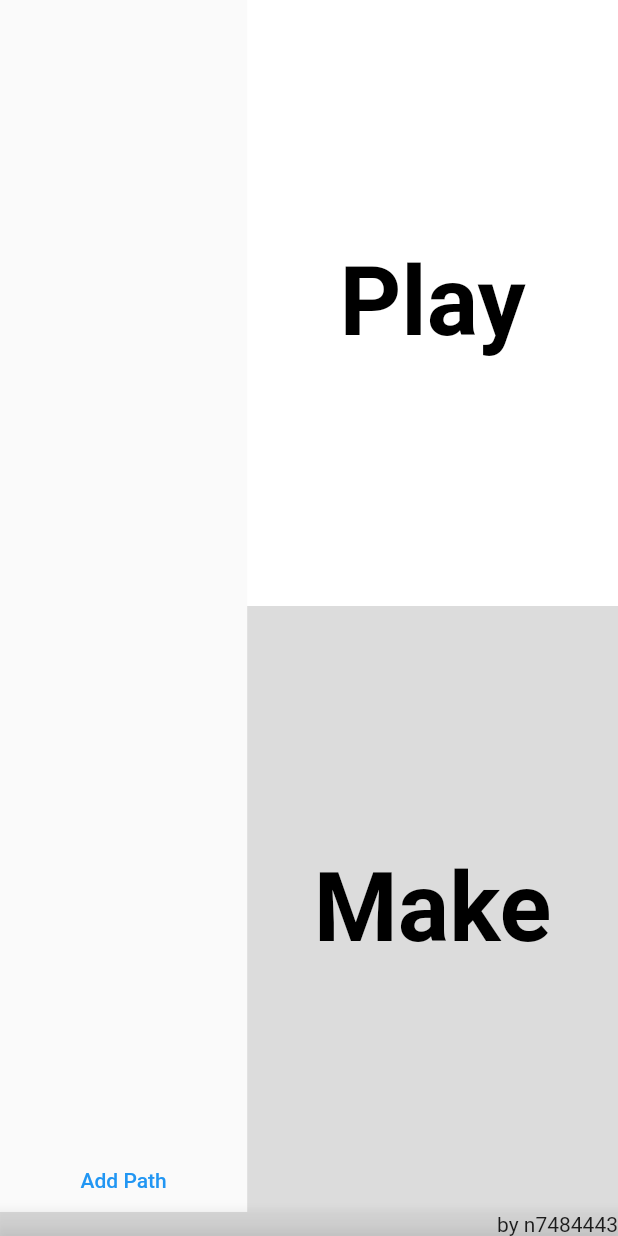
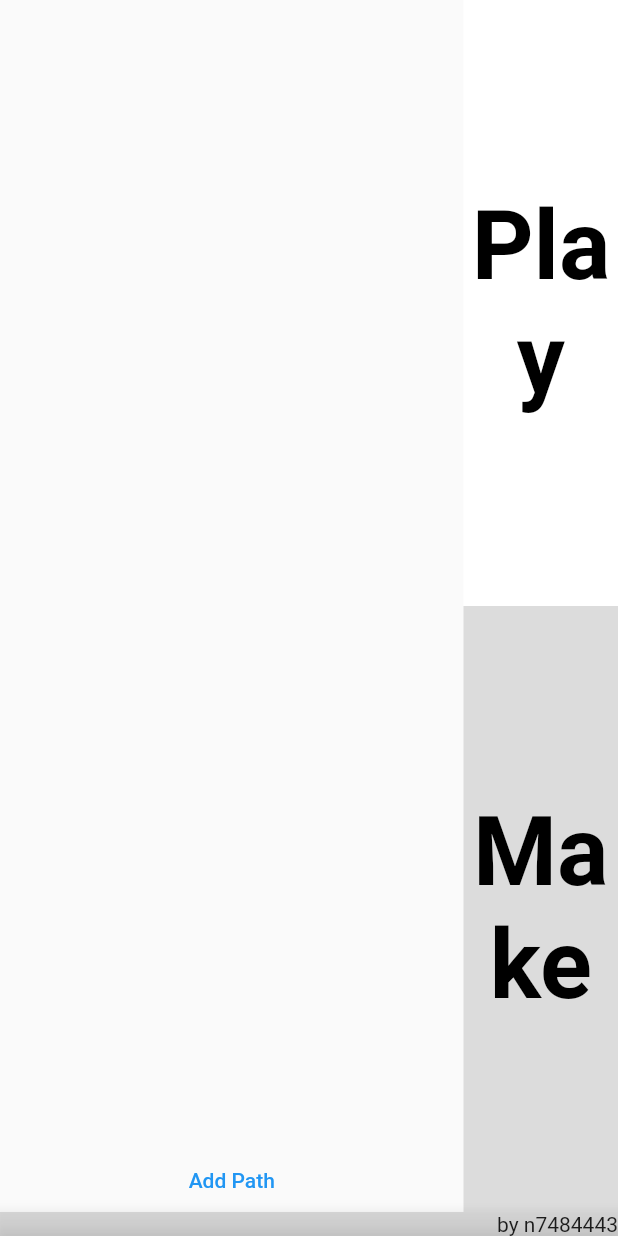
Before and after one commit to n7484443/cyoap_flutter, a Flutter app: the screen it shows after launch, after a tap on "Add Path", on a phone screen of 412 x 824 dp. Run offline on Flutter 3.47's test engine with Material 2 defaults, Android fonts, the phone set to English and light mode, and no system bars; our stand-ins replace file_picker, permission_handler, shared_preferences; missing offline and left inert: shared_preferences_web.

```diff
--- a/lib/view/ViewStart.dart
+++ b/lib/view/ViewStart.dart
@@ -81,7 +81,7 @@ class ViewStart extends StatelessWidget {
             crossAxisAlignment: CrossAxisAlignment.stretch,
             children: [
               Expanded(
-                flex: 2,
+                flex: 3,
                 child: Column(
                   children: [
                     const Expanded(
@@ -103,7 +103,6 @@ class ViewStart extends StatelessWidget {
                 ),
               ),
               const Expanded(
-                flex: 3,
                 child: SelectMode(),
               )
             ],
@@ -140,8 +139,6 @@ class SelectMode extends StatelessWidget {
               );
             },
             child: Container(
-              width: double.infinity,
-              height: double.infinity,
               color: Colors.white,
               child: const Center(
                 child: Text(
@@ -167,8 +164,6 @@ class SelectMode extends StatelessWidget {
               );
             },
             child: Container(
-              width: double.infinity,
-              height: double.infinity,
               color: Colors.black12,
               child: const Center(
                 child: Text(
--- a/lib/viewmodel/VMStartPlatform.dart
+++ b/lib/viewmodel/VMStartPlatform.dart
@@ -20,11 +20,15 @@ class VMStartPlatform extends ChangeNotifier {
   }
 
   Future<num> openDirectory() async {
-    if (Platform.isAndroid || Platform.isIOS) {
-      var status = await _getStatuses();
-      if (!status) {
-        return -1;
+    try{
+      if (Platform.isAndroid || Platform.isIOS) {
+        var status = await _getStatuses();
+        if (!status) {
+          return -1;
+        }
       }
+    }catch(e){
+
     }
     String? selectedDirectory = await FilePicker.platform.getDirectoryPath();
 
--- a/pubspec.yaml
+++ b/pubspec.yaml
@@ -29,11 +29,6 @@ environment:
 dependencies:
   flutter:
     sdk: flutter
-
-
-  # The following adds the Cupertino Icons font to your application.
-  # Use with the CupertinoIcons class for iOS style icons.
-  cupertino_icons: ^1.0.2
 
   file_picker : ^4.3.2
   permission_handler: ^8.3.0
```
Also changed, not shown: 1 other file.
